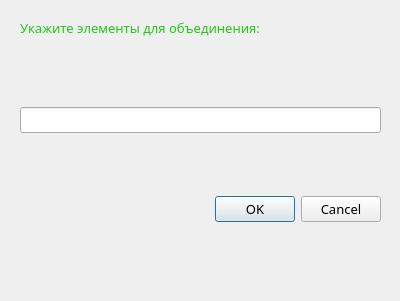
Old version of the form forms/dialog_union.ui in the repository programmister68/DSU.
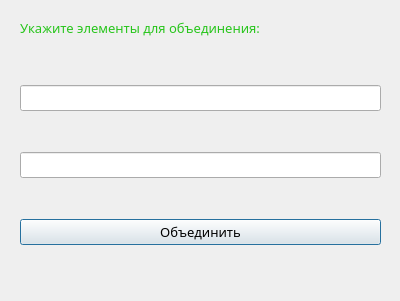
New version of the form.

```diff
--- a/forms/dialog_union.ui
+++ b/forms/dialog_union.ui
@@ -40,18 +40,25 @@
      </widget>
     </item>
     <item>
-     <widget class="QDialogButtonBox" name="buttonBoxUnion">
+     <widget class="QLineEdit" name="lineEdit_2">
       <property name="font">
        <font>
         <family>Nokia Sans S60</family>
         <pointsize>10</pointsize>
        </font>
       </property>
-      <property name="orientation">
-       <enum>Qt::Horizontal</enum>
+     </widget>
+    </item>
+    <item>
+     <widget class="QPushButton" name="buttonUnion">
+      <property name="font">
+       <font>
+        <family>Nokia Sans S60</family>
+        <pointsize>10</pointsize>
+       </font>
       </property>
-      <property name="standardButtons">
-       <set>QDialogButtonBox::Cancel|QDialogButtonBox::Ok</set>
+      <property name="text">
+       <string>Объединить</string>
       </property>
      </widget>
     </item>
```
Left out of the diff: 35 changed lines with no effect on the pictures.
